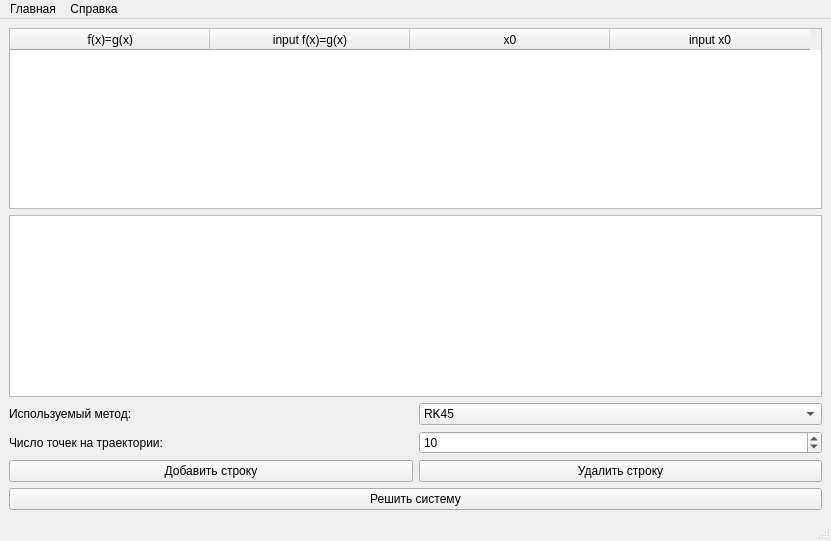
The window that ui/main.ui (BAZ-2107/Univestity_task) describes before a commit, drawn with Qt 5.
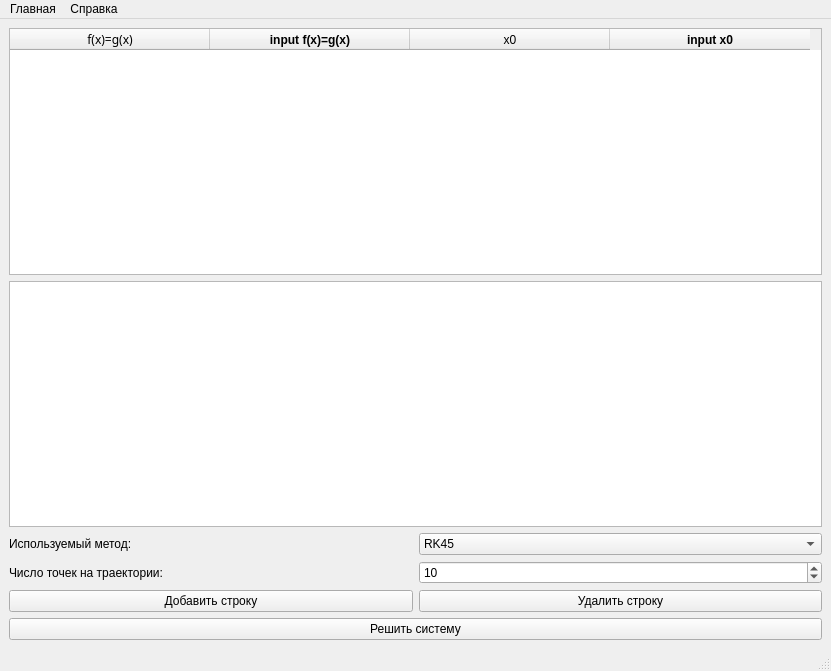
The same window after the commit.

Patch:
```diff
--- a/ui/main.ui
+++ b/ui/main.ui
@@ -7,7 +7,7 @@
     <x>0</x>
     <y>0</y>
     <width>831</width>
-    <height>541</height>
+    <height>671</height>
    </rect>
   </property>
   <property name="windowTitle">
@@ -43,6 +43,12 @@
        <property name="text">
         <string>input f(x)=g(x)</string>
        </property>
+       <property name="font">
+        <font>
+         <weight>75</weight>
+         <bold>true</bold>
+        </font>
+       </property>
       </column>
       <column>
        <property name="text">
@@ -53,6 +59,12 @@
        <property name="text">
         <string>input x0</string>
        </property>
+       <property name="font">
+        <font>
+         <weight>75</weight>
+         <bold>true</bold>
+        </font>
+       </property>
       </column>
      </widget>
     </item>
```
